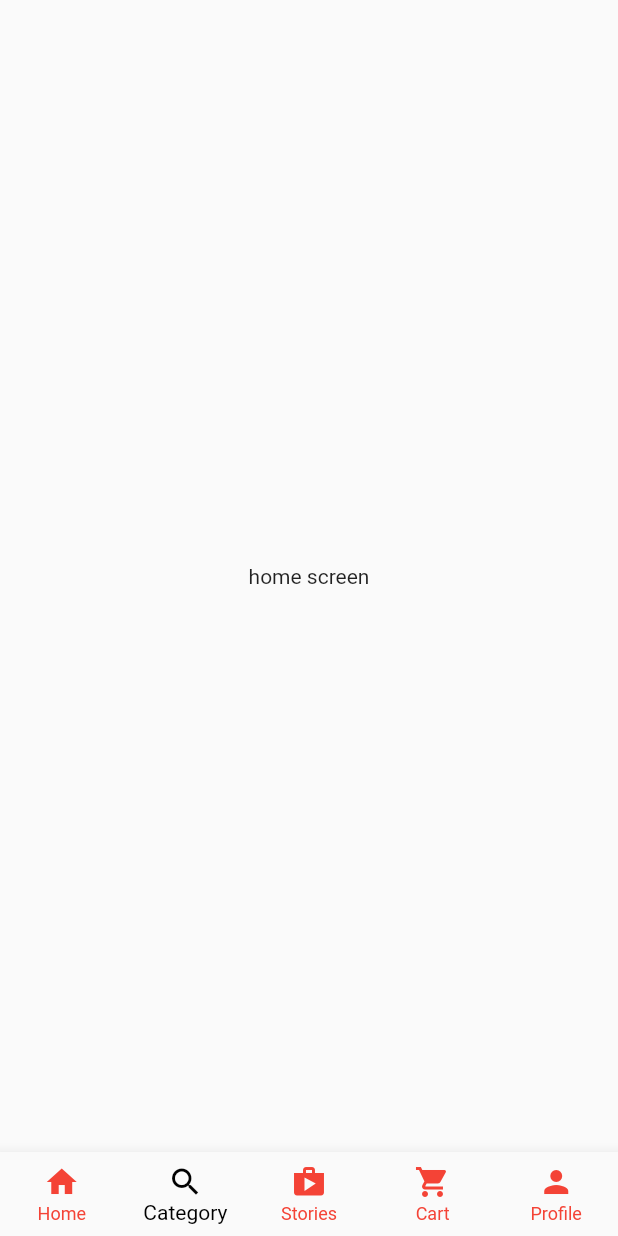
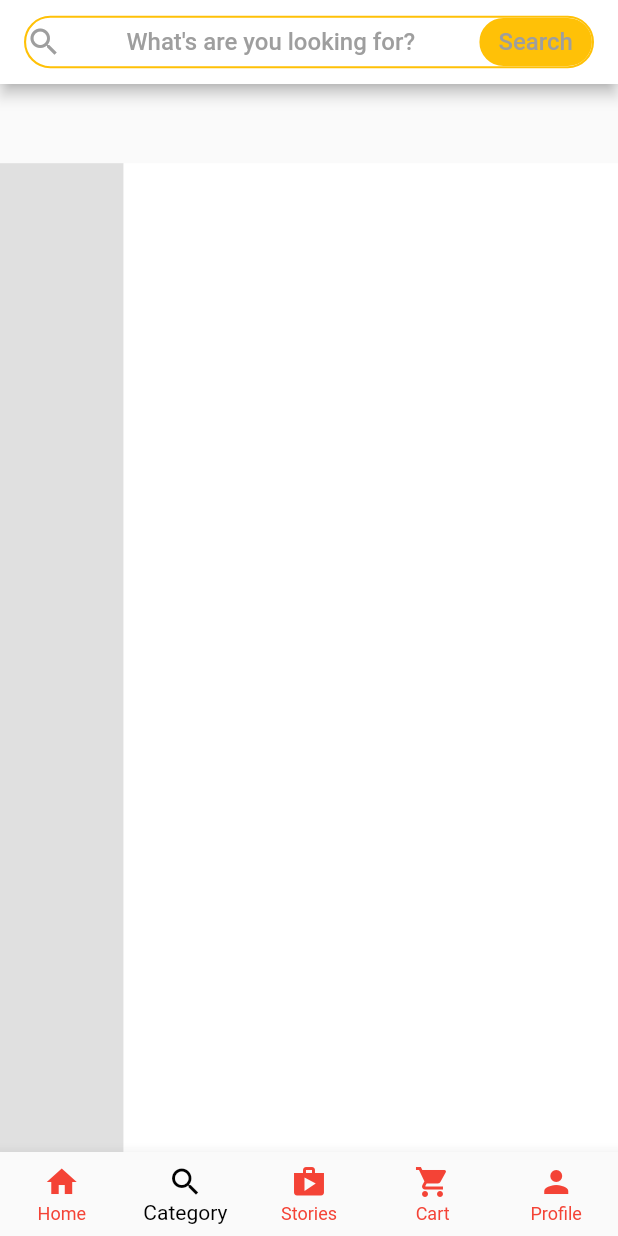
Before and after one commit to siushunking/shop_flutter, a Flutter app: the screen it shows after launch, item 2 of the bottom bar chosen, on a phone screen of 412 x 824 dp. Run offline on Flutter 3.47's test engine with Material 2 defaults, Android fonts, the phone set to English and light mode, and no system bars.

Commit message:
add categories page

```diff
--- /dev/null
+++ b/lib/main_screen/category.dart
@@ -0,0 +1,34 @@
+import 'package:flutter/material.dart';
+import 'package:flutter/src/widgets/container.dart';
+import 'package:flutter/src/widgets/framework.dart';
+import 'package:shop/widgets/fake_search.dart';
+
+class CategoryScreen extends StatefulWidget {
+  const CategoryScreen({super.key});
+
+  @override
+  State<CategoryScreen> createState() => _CategoryScreenState();
+}
+
+class _CategoryScreenState extends State<CategoryScreen> {
+  @override
+  Widget build(BuildContext context) {
+    return Scaffold(
+      appBar: AppBar(
+        title: FakeSearch(), backgroundColor: Colors.white),
+        body: Stack(children: [
+          Positioned(
+            left:0, bottom: 0,
+            child: Container(
+              height: MediaQuery.of(context).size.height * 0.8,
+              width: MediaQuery.of(context).size.width * 0.2, color: Colors.grey.shade300,)
+              ),
+          Positioned(
+          right:0, bottom: 0,
+          child: Container(
+            height: MediaQuery.of(context).size.height * 0.8,
+            width: MediaQuery.of(context).size.width * 0.8, color: Colors.white,)),
+        ]),
+    );
+  }
+}
--- a/lib/main_screen/home.dart
+++ b/lib/main_screen/home.dart
@@ -3,6 +3,7 @@ import 'package:flutter/material.dart';
 import 'package:flutter/src/widgets/container.dart';
 import 'package:flutter/src/widgets/framework.dart';
 import 'package:shop/minor_screen/search.dart';
+import 'package:shop/widgets/fake_search.dart';
 
 class HomeScreen extends StatefulWidget {
   const HomeScreen({super.key});
@@ -20,30 +21,7 @@ class _HomeScreenState extends State<HomeScreen> {
       appBar: AppBar(
         elevation: 0,
         backgroundColor: Colors.white,
-        title: InkWell(
-          onTap: () {
-            Navigator.push(context, MaterialPageRoute(builder: (context) => SearchScreen()));
-          },
-          child: Container(
-          height: 35,
-          decoration: BoxDecoration(
-            border: Border.all(color: Colors.amber, width: 1.4),
-            borderRadius: BorderRadius.circular(25),
-          ),
-          child: Row(
-            mainAxisAlignment: MainAxisAlignment.spaceBetween,
-            children: [
-            Icon(Icons.search, color: Colors.grey,),
-            Text("What's are you looking for?", style: TextStyle(fontSize: 16, color: Colors.grey),),
-            Container(
-              decoration: BoxDecoration(color: Colors.amber, borderRadius: BorderRadius.circular(25), border: Border.all(color: Colors.amber, width: 1.4),),
-              height: 32,
-              width: 75,
-              child: Center(child: Text("Search", style: TextStyle(fontSize: 16, color: Colors.grey))),
-              )
-          ],),
-        ),
-        ),
+        title: FakeSearch(),
 
         bottom: TabBar(
           indicatorColor: Colors.amber,
@@ -77,6 +55,8 @@ class _HomeScreenState extends State<HomeScreen> {
   }
 }
 
+
+
 class RepeatedTab extends StatelessWidget {
   final String label;
   RepeatedTab({required this.label});
--- a/lib/main_screen/main_screen.dart
+++ b/lib/main_screen/main_screen.dart
@@ -1,6 +1,7 @@
 import 'package:flutter/material.dart';
 import 'package:flutter/src/widgets/container.dart';
 import 'package:flutter/src/widgets/framework.dart';
+import 'package:shop/main_screen/category.dart';
 import 'package:shop/main_screen/home.dart';
 
 class CustomerHomeScreen extends StatefulWidget {
@@ -14,7 +15,7 @@ class _CustomerHomeScreenState extends State<CustomerHomeScreen> {
   int _selectedIndex = 0;
   final List<Widget> _tabs = [
     HomeScreen(),
-    Center(child: Text("home screen"),),
+    CategoryScreen(),
     Center(child: Text("category screen"),),
     Center(child: Text("stories screen"),),
     Center(child: Text("cart screen"),),
--- /dev/null
+++ b/lib/widgets/fake_search.dart
@@ -0,0 +1,34 @@
+import 'package:flutter/material.dart';
+import 'package:shop/minor_screen/search.dart';
+
+class FakeSearch extends StatelessWidget {
+  const FakeSearch({super.key});
+
+  @override
+  Widget build(BuildContext context) {
+    return InkWell(
+          onTap: () {
+            Navigator.push(context, MaterialPageRoute(builder: (context) => SearchScreen()));
+          },
+          child: Container(
+          height: 35,
+          decoration: BoxDecoration(
+            border: Border.all(color: Colors.amber, width: 1.4),
+            borderRadius: BorderRadius.circular(25),
+          ),
+          child: Row(
+            mainAxisAlignment: MainAxisAlignment.spaceBetween,
+            children: [
+            Icon(Icons.search, color: Colors.grey,),
+            Text("What's are you looking for?", style: TextStyle(fontSize: 16, color: Colors.grey),),
+            Container(
+              decoration: BoxDecoration(color: Colors.amber, borderRadius: BorderRadius.circular(25), border: Border.all(color: Colors.amber, width: 1.4),),
+              height: 32,
+              width: 75,
+              child: Center(child: Text("Search", style: TextStyle(fontSize: 16, color: Colors.grey))),
+              )
+          ],),
+        ),
+        );
+  }
+}
```
